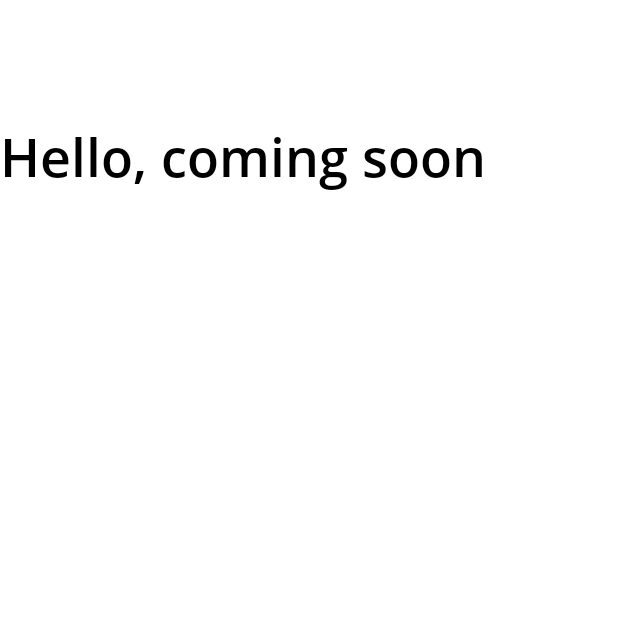
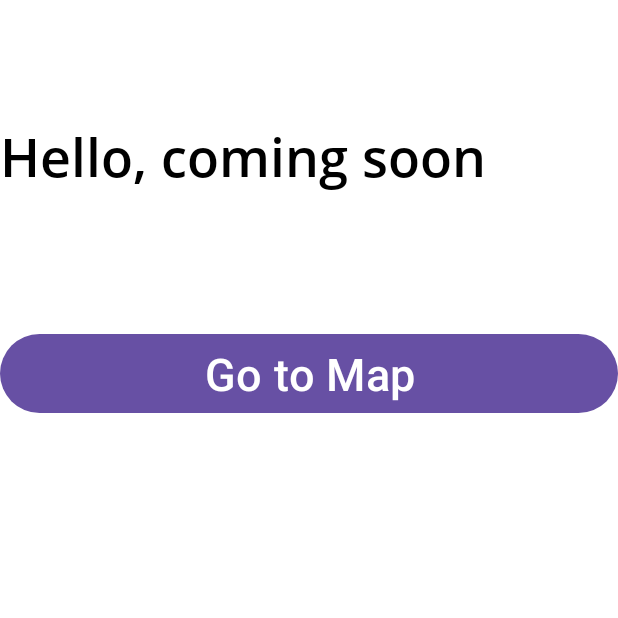
Before and after one commit to asifff009/Nexera, an Android app: the screen it shows after launch (MainActivity), on a phone screen of 412 x 824 dp, the top half of it. Run offline under Robolectric (Android 15) with nearby library versions, the phone set to English and light mode, and no system bars.

Commit message:
Commit 3

```diff
--- a/app/src/main/java/com/asif/stepupbd/MainActivity.java
+++ b/app/src/main/java/com/asif/stepupbd/MainActivity.java
@@ -4,6 +4,8 @@ import android.annotation.SuppressLint;
 import android.content.Intent;
 import android.net.Uri;
 import android.os.Bundle;
+import android.view.View;
+import android.widget.Button;
 import android.widget.TextView;
 
 import androidx.activity.EdgeToEdge;
@@ -17,6 +19,7 @@ import java.security.AccessController;
 public class MainActivity extends AppCompatActivity {
 
     TextView map;
+    Button buttonMap;
 
     @SuppressLint("MissingInflatedId")
     @Override
@@ -26,20 +29,34 @@ public class MainActivity extends AppCompatActivity {
         setContentView(R.layout.activity_main);
 
         map = findViewById(R.id.map);
+        buttonMap = findViewById(R.id.buttonMap);
 
         // google map code --> jei button a dorkar oi button er set on click er moddhe diye dibo
         // map er dependency holo : implementation("com.google.maps.android:android-maps-utils:3.10.0")
 
-
+/*
 
         Uri gmmIntentUri = Uri.parse("geo:0,0?q="+"Pingna High School ");
         Intent mapIntent = new Intent(Intent.ACTION_VIEW, gmmIntentUri);
         mapIntent.setPackage("com.google.android.apps.maps");
         map.getContext().startActivity(mapIntent);
 
-
+ */
 
         //=================================================================
 
+        buttonMap.setOnClickListener(new View.OnClickListener() {
+            @Override
+            public void onClick(View v) {
+
+                Uri gmmIntentUri = Uri.parse("geo:0,0?q="+"Pingna High School ");
+                Intent mapIntent = new Intent(Intent.ACTION_VIEW, gmmIntentUri);
+                mapIntent.setPackage("com.google.android.apps.maps");
+                buttonMap.getContext().startActivity(mapIntent);
+
+            }
+        });
+
+
     }
 }
--- a/app/src/main/res/layout/activity_main.xml
+++ b/app/src/main/res/layout/activity_main.xml
@@ -25,6 +25,16 @@
 
         />
 
+    <Button
+        android:id="@+id/buttonMap"
+        android:layout_width="match_parent"
+        android:layout_height="wrap_content"
+        android:layout_marginTop="90dp"
+        android:text="Go to Map"
+        android:textSize="30dp"
+
+        />
+
 
 
 </LinearLayout>
```
